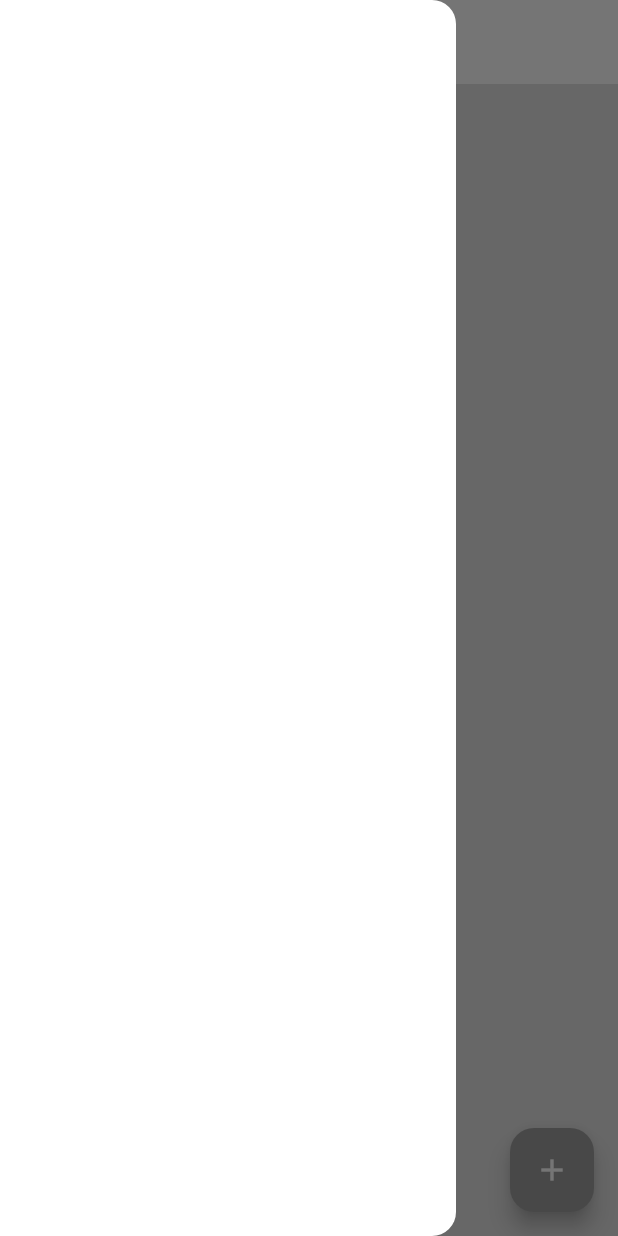
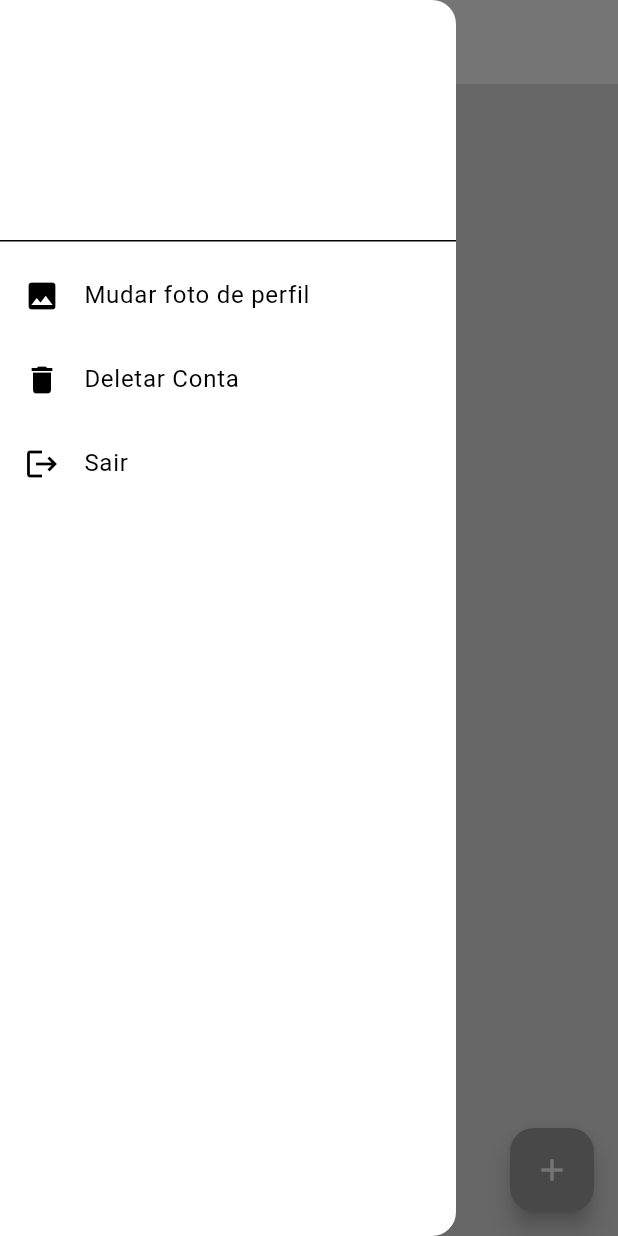
Before and after one commit to HiroGarcia/Unoverse, a Flutter app: the screen it shows once a user with an empty profile is signed in, with the side drawer open, on a phone screen of 412 x 824 dp. Run offline on Flutter 3.47's test engine with Material 3 defaults, Android fonts, the phone set to English and light mode, and no system bars; our stand-ins replace cloud_firestore, firebase_auth, firebase_core, rxdart; missing offline and left inert: flutter_flip_card; accounts and stored records are empty; generated files the repository leaves out were written again.

Commit message:
feature: drawer layout

```diff
--- a/lib/presentation/pages/home/home_page.dart
+++ b/lib/presentation/pages/home/home_page.dart
@@ -3,6 +3,7 @@ import 'package:flutter/material.dart';
 import 'package:provider/provider.dart';
 
 import 'package:unoverse/presentation/widgets/my_card.dart';
+import 'package:unoverse/presentation/widgets/my_drawer.dart';
 import 'package:unoverse/presentation/widgets/show_form_dialog.dart';
 
 import '../../../data/services/group_provider.dart';
@@ -35,7 +36,7 @@ class HomePage extends StatelessWidget {
       print("HomePage: user.groupsId está vazia. Mostrando mensagem inicial.");
       return Scaffold(
         appBar: AppBar(title: Text('Unoverse Groups')),
-        drawer: Drawer(),
+        drawer: MyDrawer(),
         floatingActionButton: FloatingActionButton(
           onPressed: () {
             handleInteractionOrReset(
@@ -65,7 +66,7 @@ class HomePage extends StatelessWidget {
       );
       return Scaffold(
         appBar: AppBar(title: Text('Unoverse Groups')),
-        drawer: Drawer(),
+        drawer: MyDrawer(),
         floatingActionButton: FloatingActionButton(
           onPressed: () {
             handleInteractionOrReset(
@@ -83,7 +84,6 @@ class HomePage extends StatelessWidget {
         body: Center(child: CircularProgressIndicator()),
       );
     }
-    FirebaseAuth sair = FirebaseAuth.instance;
     return GestureDetector(
       onTap: () {
         context.read<CardFlipController>().reset();
@@ -105,13 +105,6 @@ class HomePage extends StatelessWidget {
                     print('Grupos: ${user.groupsId}');
                     print('Name Group: ${groups[0].name}');
                     print(groups.length);
-                    try {
-                      print("Iniciando processo de logout.");
-                      await sair.signOut();
-                      print("FirebaseAuth signOut() concluído.");
-                    } catch (e) {
-                      print("Erro durante o processo de logout: $e");
-                    }
                   },
                 );
               },
@@ -134,7 +127,7 @@ class HomePage extends StatelessWidget {
           },
           child: Icon(Icons.add),
         ),
-        drawer: Drawer(),
+        drawer: MyDrawer(),
         body:
             groups.isEmpty && !isLoadingGroups
                 ? const Center(
--- /dev/null
+++ b/lib/presentation/widgets/my_drawer.dart
@@ -0,0 +1,62 @@
+import 'package:firebase_auth/firebase_auth.dart';
+import 'package:flutter/material.dart';
+
+class MyDrawer extends StatelessWidget {
+  const MyDrawer({super.key});
+
+  @override
+  Widget build(BuildContext context) {
+    FirebaseAuth user = FirebaseAuth.instance;
+    return Drawer(
+      child: ListView(
+        children: [
+          UserAccountsDrawerHeader(
+            decoration: BoxDecoration(
+              color: Colors.transparent,
+            ),
+            currentAccountPicture: CircleAvatar(
+              backgroundImage: null,
+              backgroundColor: Colors.white,
+              child: Icon(
+                Icons.person,
+                size: 40,
+              ),
+            ),
+            accountName: Text(
+              user.currentUser!.displayName.toString(),
+              style: TextStyle(color: Colors.white),
+            ),
+            accountEmail: Text(
+              user.currentUser!.email.toString(),
+            ),
+          ),
+          ListTile(
+            leading: const Icon(Icons.image),
+            title: const Text("Mudar foto de perfil"),
+            onTap: () {},
+          ),
+          ListTile(
+            leading: const Icon(Icons.delete),
+            title: const Text("Deletar Conta"),
+            onTap: () {
+              // showSenhaConfirmacaoDialog(context: context);
+            },
+          ),
+          ListTile(
+            leading: const Icon(Icons.logout),
+            title: const Text("Sair"),
+            onTap: () async {
+              try {
+                print("Iniciando processo de logout.");
+                await user.signOut();
+                print("FirebaseAuth signOut() concluído.");
+              } catch (e) {
+                print("Erro durante o processo de logout: $e");
+              }
+            },
+          ),
+        ],
+      ),
+    );
+  }
+}
```
